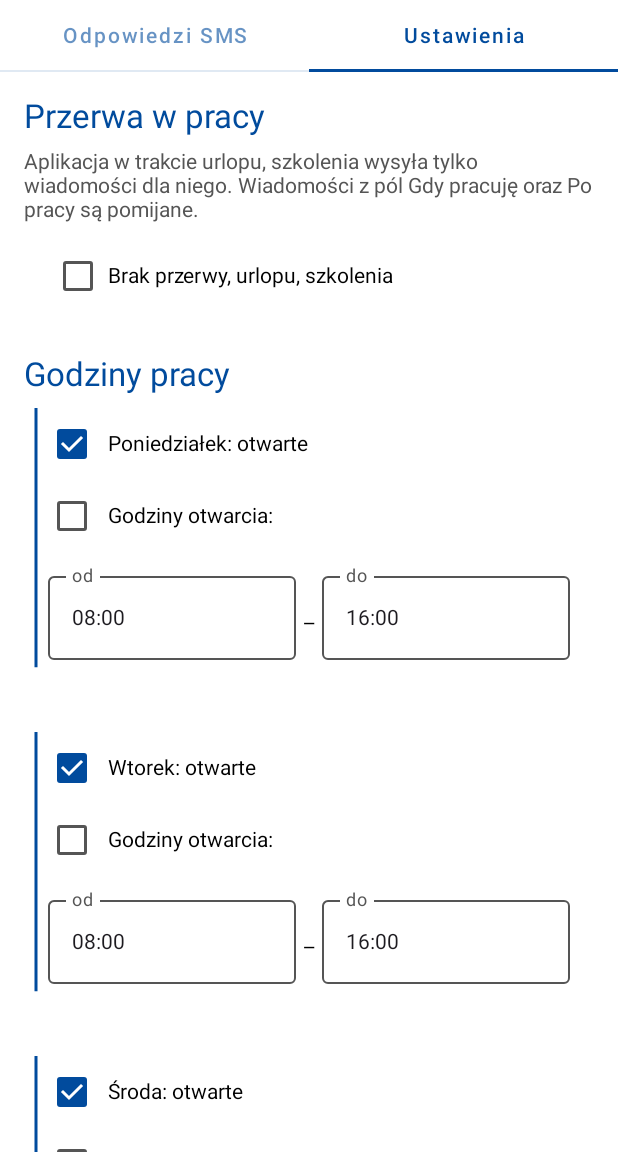
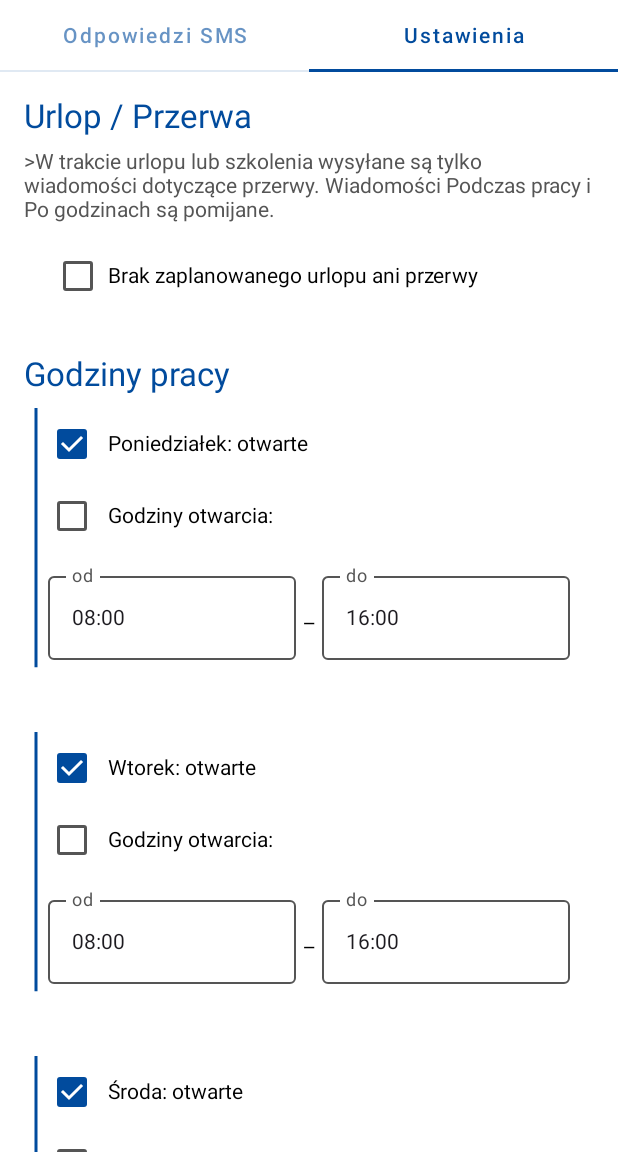
Before and after one commit to TomaszKozik/Chwileczke, an Android app built with Jetpack Compose: the screen it shows after launch (MainActivity), tab 2 chosen, on a phone screen of 412 x 824 dp, the part 84-1236 px from its top. Run offline under Robolectric (Android 15) with nearby library versions, the phone set to English and light mode, and no system bars.

Commit message:
fix strings

```diff
--- a/app/src/main/res/values/strings.xml
+++ b/app/src/main/res/values/strings.xml
@@ -3,27 +3,33 @@
     <string name="logo">Logo %s</string>
     <string name="tab_messages">Odpowiedzi SMS</string>
     <string name="tab_settings">Ustawienia</string>
-    <string name="message_in_work_title">Gdy pracuję</string>
-    <string name="message_in_work_description">Wiadomość wysyłana, gdy nie można się skontaktować w trakcie Twojej pracy</string>
-    <string name="message_in_work_default_text">"Witam! Dziękuję za kontakt! W tej chwili nie mogę rozmawiać. Oddzwonię możliwie szybko!"</string>
-    <string name="message_out_of_work_title">Po pracy</string>
-    <string name="message_out_of_work_description">Wiadomość wysyłana, gdy nie można się skontaktować po za godzinami Twojej pracy</string>
-    <string name="message_out_of_work_default_text">"Witam! Dziękuję za kontakt! Bardzo proszę o telefon w godzinach mojej pracy. Pozdrawiam 1%s"</string>
-    <string name="message_holiday_title">Przerwa w pracy</string>
-    <string name="no_holiday">Brak przerwy, urlopu, szkolenia</string>
-    <string name="planned_holiday">Zaplanowano przerwę, urlop lub szkolenie na:</string>
-    <string name="message_holiday_description">Wiadomość wysyłana, gdy nie można się skontaktować w trakcie urlopu lub szkolenia. </string>
-    <string name="message_holiday_default_text">"Witam! Dziękuję za kontakt! Obecnie przebywam na urlopie do dnia 1%d. Bardzo proszę o kontakt po tej dacie."</string>
+
+    <string name="message_in_work_title">Podczas pracy</string>
+    <string name="message_in_work_description">Wiadomość wysyłana, gdy nie możesz odebrać telefonu podczas pracy</string>
+    <string name="message_in_work_default_text">Witam! Dziękuję za kontakt. W tej chwili nie mogę rozmawiać. Oddzwonię najszybciej, jak to możliwe.</string>
+
+    <string name="message_out_of_work_title">Po godzinach pracy</string>
+    <string name="message_out_of_work_description">Wiadomość wysyłana, gdy nie możesz odebrać telefonu poza godzinami pracy</string>
+    <string name="message_out_of_work_default_text">"Witam! Dziękuję za wiadomość. Proszę o kontakt w godzinach mojej pracy. Pozdrawiam serdecznie!\n\nGodziny pracy:%1$s"</string>
+
+    <string name="message_holiday_title">Urlop / Przerwa</string>
+    <string name="no_holiday">Brak zaplanowanego urlopu ani przerwy</string>
+    <string name="planned_holiday">Zaplanowany urlop/przerwa od:</string>
+    <string name="message_holiday_description">Wiadomość wysyłana podczas urlopu, szkolenia lub przerwy</string>
+    <string name="message_holiday_default_text">"Witam! Dziękuję za kontakt. Obecnie przebywam na urlopie do dnia %1$s. Proszę o kontakt po tym terminie."</string>
+
     <string name="add_holiday_break_button">Dodaj przerwę w pracy</string>
-    <string name="add_holiday_break_description">Aplikacja w trakcie urlopu, szkolenia wysyła tylko wiadomości dla niego. Wiadomości z pól "Gdy pracuję" oraz "Po pracy" są pomijane.</string>
+    <string name="add_holiday_break_description">>W trakcie urlopu lub szkolenia wysyłane są tylko wiadomości dotyczące przerwy. Wiadomości "Podczas pracy" i "Po godzinach" są pomijane.</string>
     <string name="remove_holiday_break">Usuń przerwę w pracy</string>
-    <string name="add_link_title">Link do wiadomości</string>
-    <string name="add_link_button_description">"Włączenie tej opcji spowoduje, że będzie dołączany link do Twojej strony lub systemu rezerwacji na końcu każdej wiadomości</string>
+
+    <string name="add_link_title">Dołącz link do wiadomości</string>
+    <string name="add_link_button_description">Włączenie tej opcji spowoduje dołączenie linku do Twojej strony lub systemu rezerwacji na końcu każdej wiadomości.</string>
     <string name="add_link_text_title">Informacja o linku</string>
     <string name="add_link_text_default">Zapraszam również do rezerwacji usług poprzez link:</string>
     <string name="add_link_url_title">Adres do strony lub systemu rezerwacji</string>
-    <string name="add_link_url_error">Wprowadź poprawny link</string>
+    <string name="add_link_url_error">Wprowadź poprawny adres URL</string>
     <string name="add_link_url_default">https://</string>
+
     <string name="working_hours">Godziny pracy</string>
     <string name="monday">Poniedziałek</string>
     <string name="tuesday">Wtorek</string>
@@ -40,8 +46,10 @@
     <string name="to">do</string>
     <string name="start_hour">8:00</string>
     <string name="end_hour">16:00</string>
+
     <string name="error_incorrect_hour">Niepoprawna godzina</string>
     <string name="error_incorrect_order_hour">Zła kolejność godzin</string>
+
     <string name="weekly_summary">Podsumowanie tygodnia:</string>
     <string name="messages_for">Wiadomości dla</string>
     <string name="not_answered">Nieodebrane połączenie</string>
@@ -50,6 +58,6 @@
     <string name="noname_contact">Nieznany kontakt</string>
     <string name="name_contact">Znany kontakt</string>
     <string name="choose">Wybierz</string>
-    <string name="error_fill_dates">Uzupełnij obie daty, aby funkcja działała!</string>
+    <string name="error_fill_dates">Proszę uzupełnić obie daty, aby funkcja działała poprawnie!</string>
     <string name="triggers">Wyzwalacze wysyłki SMS</string>
 </resources>
```
